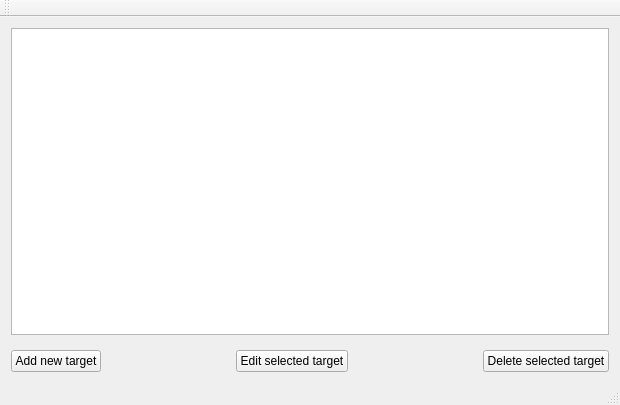
The window that mainwindow.ui (AndreyFedchuk/Organizer) describes before a commit, drawn with Qt 5.
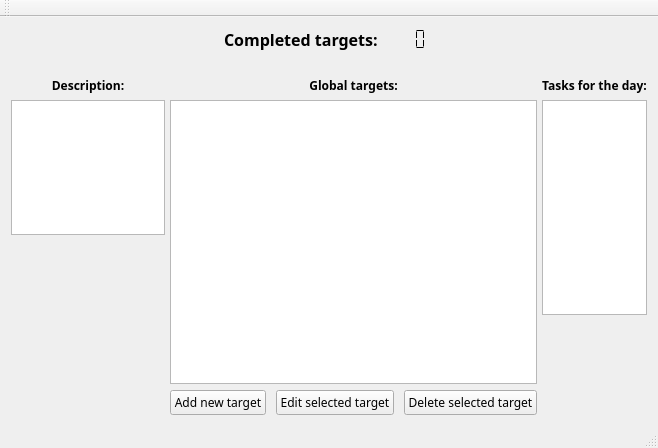
The same window after the commit.

```diff
--- a/mainwindow.ui
+++ b/mainwindow.ui
@@ -6,18 +6,172 @@
    <rect>
     <x>0</x>
     <y>0</y>
-    <width>620</width>
-    <height>405</height>
+    <width>658</width>
+    <height>448</height>
    </rect>
   </property>
   <property name="windowTitle">
    <string>MainWindow</string>
   </property>
   <widget class="QWidget" name="centralWidget">
+   <layout class="QVBoxLayout" name="verticalLayout_5">
+    <item>
+     <layout class="QHBoxLayout" name="horizontalLayout_2">
+      <item>
+       <spacer name="horizontalSpacer_3">
+        <property name="orientation">
+         <enum>Qt::Horizontal</enum>
+        </property>
+        <property name="sizeHint" stdset="0">
+         <size>
+          <width>40</width>
+          <height>20</height>
+         </size>
+        </property>
+       </spacer>
+      </item>
+      <item>
+       <widget class="QLabel" name="m_plblComleted">
+        <property name="font">
+         <font>
+          <family>Segoe Print</family>
+          <pointsize>12</pointsize>
+          <weight>75</weight>
+          <bold>true</bold>
+         </font>
+        </property>
+        <property name="text">
+         <string>Completed targets: </string>
+        </property>
+       </widget>
+      </item>
+      <item>
+       <widget class="QLCDNumber" name="m_plcdReady">
+        <property name="mouseTracking">
+         <bool>false</bool>
+        </property>
+        <property name="autoFillBackground">
+         <bool>false</bool>
+        </property>
+        <property name="frameShape">
+         <enum>QFrame::NoFrame</enum>
+        </property>
+        <property name="frameShadow">
+         <enum>QFrame::Raised</enum>
+        </property>
+        <property name="smallDecimalPoint">
+         <bool>false</bool>
+        </property>
+        <property name="digitCount">
+         <number>3</number>
+        </property>
+        <property name="segmentStyle">
+         <enum>QLCDNumber::Flat</enum>
+        </property>
+       </widget>
+      </item>
+      <item>
+       <spacer name="horizontalSpacer_4">
+        <property name="orientation">
+         <enum>Qt::Horizontal</enum>
+        </property>
+        <property name="sizeHint" stdset="0">
+         <size>
+          <width>40</width>
+          <height>20</height>
+         </size>
+        </property>
+       </spacer>
+      </item>
+     </layout>
+    </item>
+    <item>
+     <layout class="QHBoxLayout" name="horizontalLayout_3" stretch="0,2,1">
+      <property name="spacing">
+       <number>5</number>
+      </property>
+      <property name="sizeConstraint">
+       <enum>QLayout::SetDefaultConstraint</enum>
+      </property>
+      <property name="topMargin">
+       <number>20</number>
+      </property>
+      <item>
+       <layout class="QVBoxLayout" name="verticalLayout_3" stretch="0,0">
+        <property name="spacing">
+         <number>6</number>
+        </property>
+        <property name="sizeConstraint">
+         <enum>QLayout::SetDefaultConstraint</enum>
+        </property>
+        <property name="bottomMargin">
+         <number>180</number>
+        </property>
+        <item>
+         <widget class="QLabel" name="m_plblDescr">
+          <property name="sizePolicy">
+           <sizepolicy hsizetype="Preferred" vsizetype="Preferred">
+            <horstretch>0</horstretch>
+            <verstretch>0</verstretch>
+           </sizepolicy>
+          </property>
+          <property name="font">
+           <font>
+            <family>Segoe Print</family>
+            <pointsize>9</pointsize>
+            <weight>75</weight>
+            <bold>true</bold>
+            <stylestrategy>PreferDefault</stylestrategy>
+           </font>
+          </property>
+          <property name="statusTip">
+           <string>Description from selected target</string>
+          </property>
+          <property name="text">
+           <string>Description:</string>
+          </property>
+          <property name="alignment">
+           <set>Qt::AlignCenter</set>
+          </property>
+          <property name="margin">
+           <number>0</number>
+          </property>
+         </widget>
+        </item>
+        <item>
+         <widget class="QTextEdit" name="m_ptxtDesc">
+          <property name="sizePolicy">
+           <sizepolicy hsizetype="Expanding" vsizetype="Expanding">
+            <horstretch>0</horstretch>
+            <verstretch>0</verstretch>
+           </sizepolicy>
+          </property>
+         </widget>
+        </item>
+       </layout>
+      </item>
+      <item>
+       <layout class="QVBoxLayout" name="verticalLayout_4">
+        <item>
    <layout class="QVBoxLayout" name="verticalLayout">
-    <property name="spacing">
-     <number>15</number>
-    </property>
+          <item>
+           <widget class="QLabel" name="m_plblGlobal">
+            <property name="font">
+             <font>
+              <family>Segoe Print</family>
+              <pointsize>9</pointsize>
+              <weight>75</weight>
+              <bold>true</bold>
+             </font>
+            </property>
+            <property name="text">
+             <string>Global targets:</string>
+            </property>
+            <property name="alignment">
+             <set>Qt::AlignCenter</set>
+            </property>
+           </widget>
+          </item>
     <item>
      <widget class="QTableView" name="tableView">
       <property name="sizePolicy">
@@ -43,6 +197,8 @@
       </attribute>
      </widget>
     </item>
+         </layout>
+        </item>
     <item>
      <layout class="QHBoxLayout" name="horizontalLayout" stretch="0,1,0,1,0">
       <property name="spacing">
@@ -59,6 +215,11 @@
       </property>
       <item>
        <widget class="QPushButton" name="m_pbtnAdd">
+            <property name="font">
+             <font>
+              <family>Segoe Print</family>
+             </font>
+            </property>
         <property name="text">
          <string>Add new target</string>
         </property>
@@ -85,6 +246,11 @@
           <verstretch>0</verstretch>
          </sizepolicy>
         </property>
+            <property name="font">
+             <font>
+              <family>Segoe Print</family>
+             </font>
+            </property>
         <property name="text">
          <string>Edit selected target</string>
         </property>
@@ -105,6 +271,11 @@
       </item>
       <item>
        <widget class="QPushButton" name="m_pbtbDel">
+            <property name="font">
+             <font>
+              <family>Segoe Print</family>
+             </font>
+            </property>
         <property name="text">
          <string>Delete selected target</string>
         </property>
@@ -113,6 +284,48 @@
      </layout>
     </item>
    </layout>
+      </item>
+      <item>
+       <layout class="QVBoxLayout" name="verticalLayout_2">
+        <property name="topMargin">
+         <number>0</number>
+        </property>
+        <property name="bottomMargin">
+         <number>100</number>
+        </property>
+        <item>
+         <widget class="QLabel" name="m_plblTasks">
+          <property name="font">
+           <font>
+            <family>Segoe Print</family>
+            <pointsize>9</pointsize>
+            <weight>75</weight>
+            <bold>true</bold>
+           </font>
+          </property>
+          <property name="text">
+           <string>Tasks for the day:</string>
+          </property>
+          <property name="alignment">
+           <set>Qt::AlignCenter</set>
+          </property>
+         </widget>
+        </item>
+        <item>
+         <widget class="QListView" name="listView">
+          <property name="sizePolicy">
+           <sizepolicy hsizetype="Expanding" vsizetype="Expanding">
+            <horstretch>0</horstretch>
+            <verstretch>0</verstretch>
+           </sizepolicy>
+          </property>
+         </widget>
+        </item>
+       </layout>
+      </item>
+     </layout>
+    </item>
+   </layout>
   </widget>
   <widget class="QMenuBar" name="menuBar">
    <property name="geometry">
```
Left out of the diff: 2 changed lines with no effect on the pictures. Lines whose indentation alone changed are shown as unchanged.
